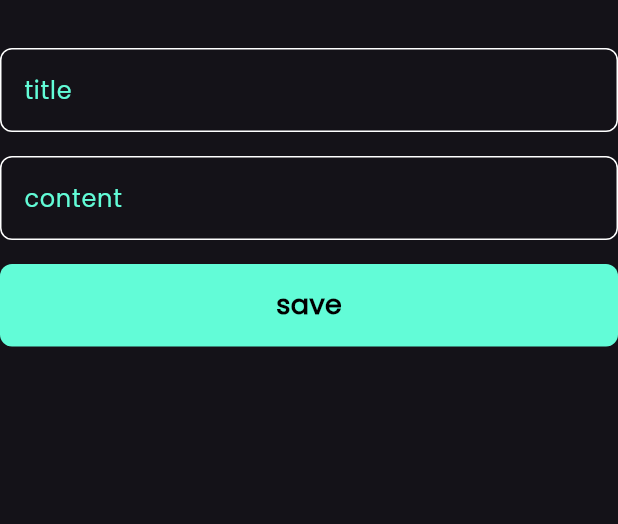
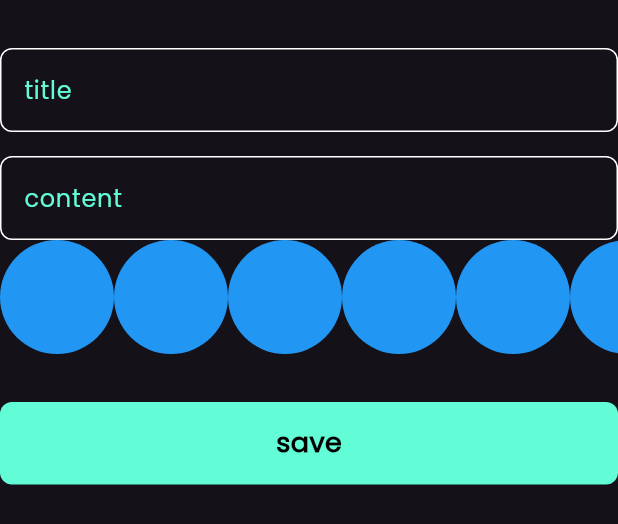
Before and after one commit to rehamkhaled25/notes_app, a Flutter app: the AddNoteForm widget shown alone on an empty page, opened directly, on a phone screen of 412 x 824 dp. Shown: the top 524 px of the screen. Run offline on Flutter 3.47's test engine with Material 3 defaults, Android fonts, the phone set to English and light mode, and no system bars; our stand-ins replace flutter_bloc, hive, hive_flutter; accounts and stored records are empty.

Commit message:
create color list view part one

```diff
--- a/lib/widgets/add_note_form.dart
+++ b/lib/widgets/add_note_form.dart
@@ -4,6 +4,7 @@
 import 'package:last_project/cubits/add_note_cubit.dart';
 import 'package:last_project/cubits/add_notes_states.dart';
 import 'package:last_project/models/note_model.dart';
+import 'package:last_project/widgets/colors_list_view.dart';
 import 'package:last_project/widgets/custom_button.dart';
 import 'package:last_project/widgets/custom_note_item.dart';
 import 'package:last_project/widgets/custom_text_field.dart';
@@ -45,7 +46,9 @@
             },
             maxLines: 5,
           ),
-          const SizedBox(height: 16),
+
+          ColorsListView(),
+          const SizedBox(height: 32),
           BlocBuilder<AddNoteCubit, AddNoteState>(
             builder: (context, state) {
               return CustomButton(
--- /dev/null
+++ b/lib/widgets/colors_list_view.dart
@@ -0,0 +1,32 @@
+import 'package:flutter/material.dart';
+
+class ColorItem extends StatelessWidget {
+  const ColorItem({super.key});
+
+  @override
+  Widget build(BuildContext context) {
+    return const CircleAvatar(
+      backgroundColor: Colors.blue,
+      radius: 38,
+    );
+  }
+}
+class ColorsListView extends StatelessWidget {
+  const ColorsListView({super.key});
+
+  @override
+  Widget build(BuildContext context) {
+    return SizedBox(
+      height: 38*2,
+      child: ListView.builder(
+        itemCount: 10,
+        scrollDirection: Axis.horizontal,
+        itemBuilder: (context,index){
+
+          return ColorItem();
+        }
+
+        ),
+    );
+  }
+}
```
